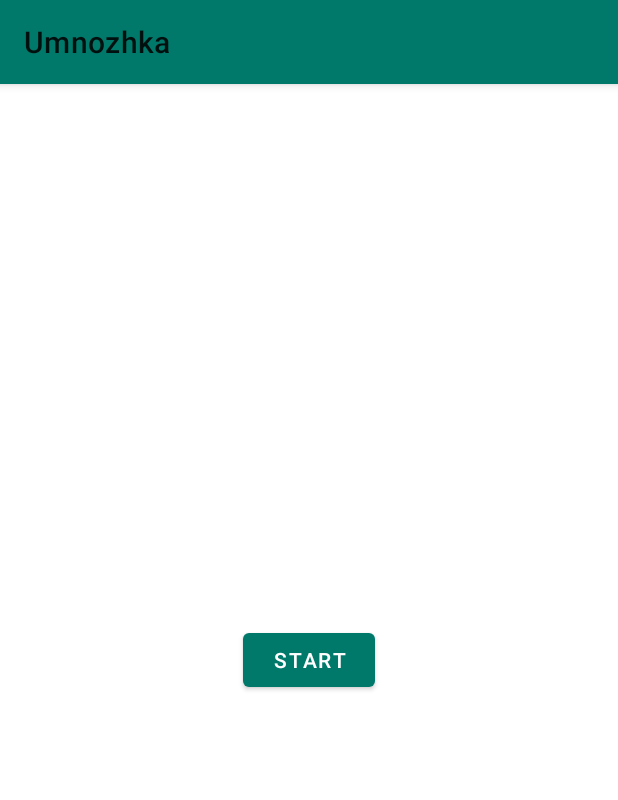
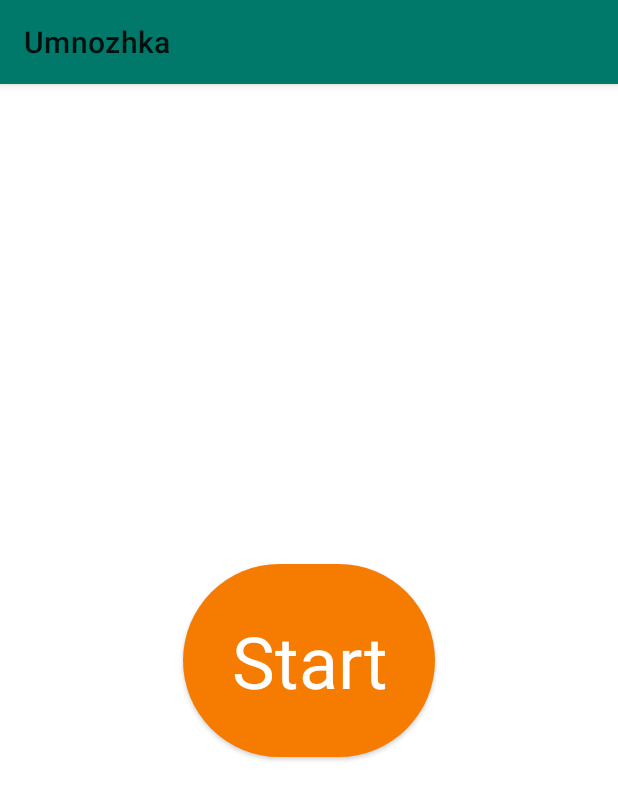
Before and after one commit to ods/Umnozhka, an Android app: the screen it shows after launch (MainActivity), on a phone screen of 412 x 824 dp. Shown: the top 800 px of the screen. Run offline under Robolectric (Android 15) with nearby library versions, the light colour scheme and no system bars; our stand-ins replace data binding.

Commit message:
Style start button (inherit from loatingActionButton, but make it bigger)

```diff
--- a/app/src/main/res/layout/game_fragment.xml
+++ b/app/src/main/res/layout/game_fragment.xml
@@ -23,9 +23,9 @@
             android:layout_marginStart="16dp"
             android:layout_marginTop="96dp"
             android:layout_marginEnd="16dp"
+            android:text="@{viewModel.exerciseText}"
             android:textSize="48sp"
             android:textStyle="bold"
-            android:text="@{viewModel.exerciseText}"
             app:layout_constraintEnd_toEndOf="parent"
             app:layout_constraintStart_toStartOf="parent"
             app:layout_constraintTop_toTopOf="parent"
--- a/app/src/main/res/layout/start_fragment.xml
+++ b/app/src/main/res/layout/start_fragment.xml
@@ -18,6 +18,7 @@
 
         <Button
             android:id="@+id/start"
+            style="@style/BigActionButton"
             android:layout_width="wrap_content"
             android:layout_height="wrap_content"
             android:onClick="@{() -> viewModel.onStartClicked()}"
--- /dev/null
+++ b/app/src/main/res/values/dimens.xml
@@ -0,0 +1,5 @@
+<?xml version="1.0" encoding="utf-8"?>
+<resources>
+    <dimen name="big_button_text_size">48sp</dimen>
+    <dimen name="big_button_padding">32dp</dimen>
+</resources>
--- a/app/src/main/res/values/styles.xml
+++ b/app/src/main/res/values/styles.xml
@@ -12,4 +12,8 @@
         <item name="colorOnSecondary">@color/secondaryTextColor</item>
     </style>
 
+    <style name="BigActionButton" parent="Widget.MaterialComponents.FloatingActionButton">
+        <item name="android:textSize">@dimen/big_button_text_size</item>
+        <item name="android:padding">@dimen/big_button_padding</item>
+    </style>
 </resources>
```
